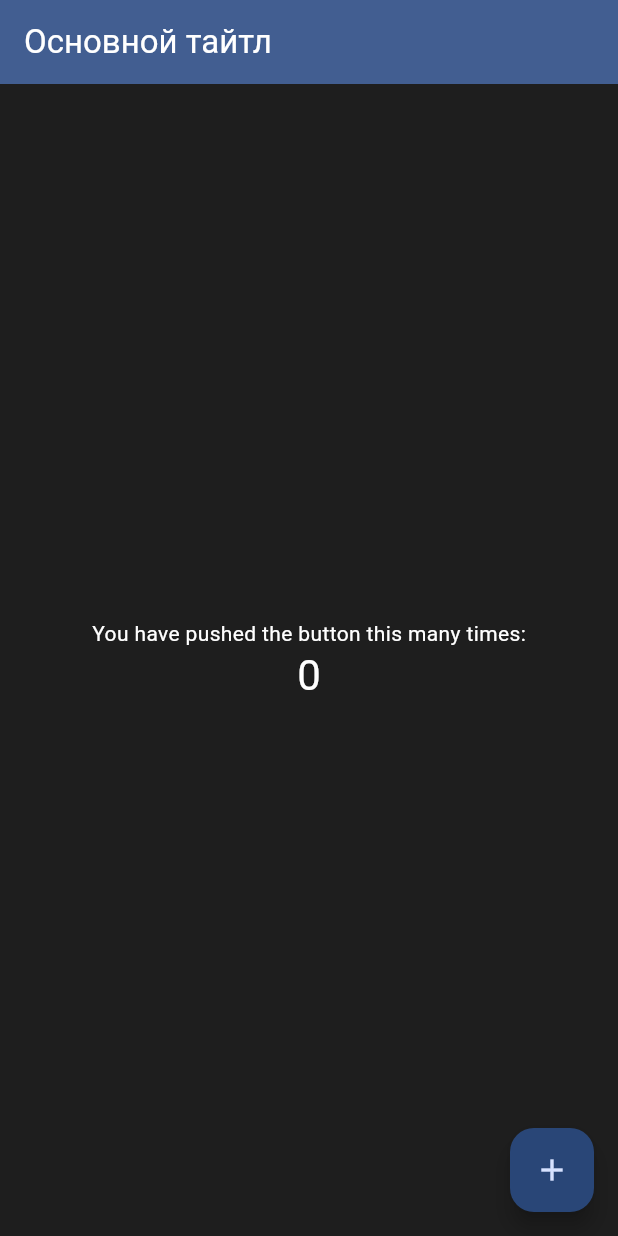
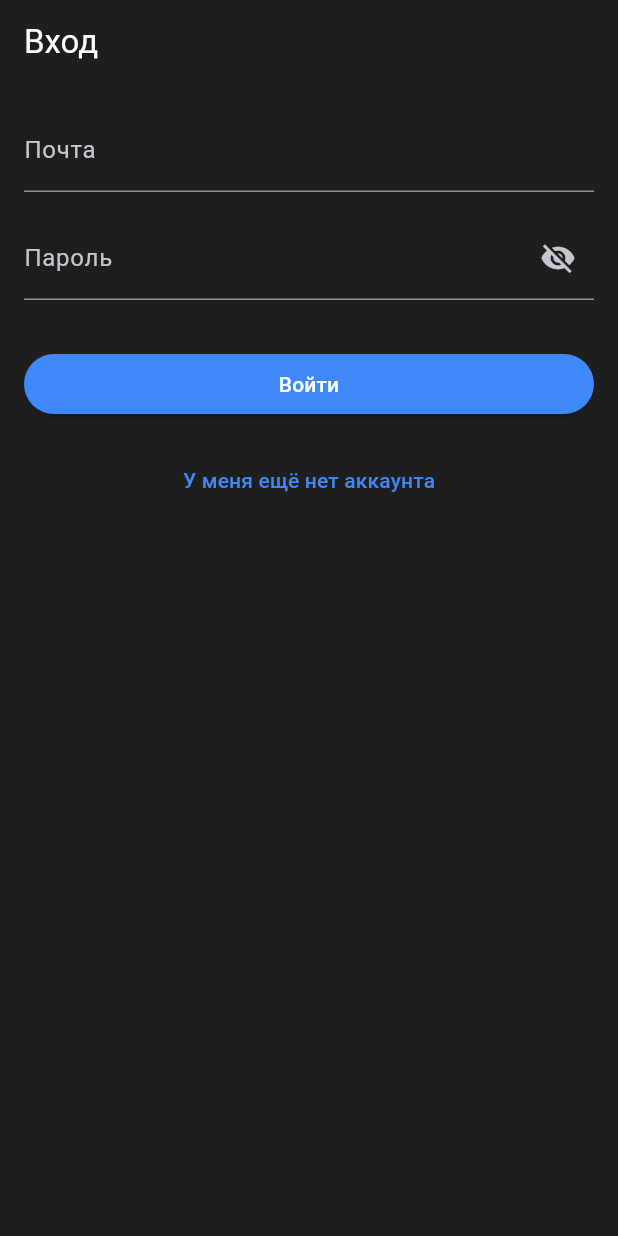
Before and after one commit to cosmy-site/zc_tasks, a Flutter app: the screen it shows after launch, on a phone screen of 412 x 824 dp. Run offline on Flutter 3.47's test engine with Material 3 defaults, Android fonts, the phone set to English and light mode, and no system bars.

Commit message:
Страница входа

```diff
--- a/lib/app/app.dart
+++ b/lib/app/app.dart
@@ -1,6 +1,6 @@
 import 'package:flutter/material.dart';
-import 'package:zc_tasks/pages/may_home_page.dart';
 import 'package:zc_tasks/theme/theme.dart';
+import 'package:zc_tasks/pages/login_page.dart';
 
 void main() {
   runApp(const MyApp());
@@ -15,7 +15,7 @@ class MyApp extends StatelessWidget {
     return MaterialApp(
       title: 'Flutter Demo',
       theme: TasksTheme.darkTheme, // Use light theme
-      home: const MyHomePage(title: 'Основной тайтл'),
+      home: const LoginPage(),
     );
   }
 }
--- /dev/null
+++ b/lib/pages/login_page.dart
@@ -0,0 +1,174 @@
+import 'package:flutter/material.dart';
+import '../theme/theme.dart'; // Импорт файла с темой
+
+class LoginPage extends StatefulWidget {
+  const LoginPage({Key? key}) : super(key: key);
+
+  @override
+  State<LoginPage> createState() => _LoginPageState();
+}
+
+class _LoginPageState extends State<LoginPage> {
+  // Ключ для управления состоянием формы
+  final _formKey = GlobalKey<FormState>();
+  // Контроллеры для текстовых полей
+  final _emailController = TextEditingController();
+  final _passwordController = TextEditingController();
+  final _confirmPasswordController =
+      TextEditingController(); // Контроллер для поля подтверждения пароля
+
+  // Флаг для переключения между режимами входа и регистрации
+  bool _isLoginMode = true;
+
+  // Флаг для показа/скрытия пароля
+  bool _showPassword = false;
+
+  // Освобождение ресурсов контроллеров при выходе из виджета
+  @override
+  void dispose() {
+    _emailController.dispose();
+    _passwordController.dispose();
+    _confirmPasswordController
+        .dispose(); // Освобождение ресурсов контроллера подтверждения пароля
+    super.dispose();
+  }
+
+  @override
+  Widget build(BuildContext context) {
+    return Scaffold(
+      appBar: AppBar(
+        title:
+            Text(_isLoginMode ? 'Вход' : 'Регистрация'), // Заголовок страницы
+      ),
+      body: Padding(
+        padding: const EdgeInsets.all(16.0), // Отступы для содержимого
+        child: Form(
+          key: _formKey, // Ключ для управления формой
+          child: Column(
+            crossAxisAlignment:
+                CrossAxisAlignment.stretch, // Выравнивание по ширине
+            children: [
+              // Поле ввода почты для входа и регистрации
+              TextFormField(
+                controller: _emailController, // Контроллер для поля почты
+                decoration: const InputDecoration(
+                  labelText: 'Почта', // Подсказка для поля
+                ),
+                validator: (value) {
+                  // Валидация поля почты
+                  if (value == null || value.isEmpty) {
+                    return 'Пожалуйста, введите почту'; // Сообщение об ошибке
+                  }
+                  if (!value.contains('@')) {
+                    return 'Некорректный формат почты'; // Сообщение об ошибке
+                  }
+                  return null; // Нет ошибки
+                },
+              ),
+              const SizedBox(height: 16.0), // Отступ между полями
+              TextFormField(
+                controller: _passwordController, // Контроллер для поля пароля
+                obscureText: !_showPassword, // Скрытие текста пароля
+                decoration: InputDecoration(
+                  labelText: 'Пароль', // Подсказка для поля
+                  suffixIcon: IconButton(
+                    onPressed: () {
+                      // Переключение показа/скрытия пароля
+                      setState(() {
+                        _showPassword = !_showPassword;
+                      });
+                    },
+                    icon: Icon(_showPassword
+                        ? Icons.visibility
+                        : Icons.visibility_off), // Иконка для показа/скрытия
+                  ),
+                ),
+                validator: (value) {
+                  // Валидация поля пароля
+                  if (value == null || value.isEmpty) {
+                    return 'Пожалуйста, введите пароль'; // Сообщение об ошибке
+                  }
+                  return null; // Нет ошибки
+                },
+              ),
+              if (!_isLoginMode) // Поле подтверждения пароля только для регистрации
+                const SizedBox(height: 16.0), // Отступ между полями
+              if (!_isLoginMode)
+                TextFormField(
+                  controller:
+                      _confirmPasswordController, // Контроллер для поля подтверждения пароля
+                  obscureText: !_showPassword, // Скрытие текста пароля
+                  decoration: InputDecoration(
+                    labelText: 'Повторите пароль', // Подсказка для поля
+                    suffixIcon: IconButton(
+                      onPressed: () {
+                        // Переключение показа/скрытия пароля
+                        setState(() {
+                          _showPassword = !_showPassword;
+                        });
+                      },
+                      icon: Icon(_showPassword
+                          ? Icons.visibility
+                          : Icons.visibility_off), // Иконка для показа/скрытия
+                    ),
+                  ),
+                  validator: (value) {
+                    // Валидация поля подтверждения пароля
+                    if (value == null || value.isEmpty) {
+                      return 'Пожалуйста, повторите пароль'; // Сообщение об ошибке
+                    }
+                    if (value != _passwordController.text) {
+                      return 'Пароли не совпадают'; // Сообщение об ошибке
+                    }
+                    return null; // Нет ошибки
+                  },
+                ),
+              const SizedBox(height: 32.0), // Отступ перед кнопкой
+              ElevatedButton(
+                style: ElevatedButton.styleFrom(
+                  backgroundColor:
+                      Theme.of(context).colorScheme.primary, // Основной цвет
+                  foregroundColor: Colors.white, // Белый текст
+                ),
+                onPressed: () {
+                  // Обработка нажатия на кнопку "Войти" или "Зарегистрироваться"
+                  if (_formKey.currentState!.validate()) {
+                    // Проверка валидности формы
+                    if (_isLoginMode) {
+                      // Логин
+                      // ...
+                      // Переход на главную страницу
+                      Navigator.pushReplacementNamed(context, '/home');
+                    } else {
+                      // Регистрация
+                      // ...
+                      // Переход на страницу входа
+                      setState(() {
+                        _isLoginMode = true;
+                      });
+                    }
+                  }
+                },
+                child: Text(_isLoginMode
+                    ? 'Войти'
+                    : 'Зарегистрироваться'), // Текст на кнопке
+              ),
+              const SizedBox(height: 16.0), // Отступ перед текстовой кнопкой
+              TextButton(
+                onPressed: () {
+                  // Переключение между режимами входа и регистрации
+                  setState(() {
+                    _isLoginMode = !_isLoginMode;
+                  });
+                },
+                child: Text(_isLoginMode
+                    ? 'У меня ещё нет аккаунта'
+                    : 'Уже есть аккаунт? Войти'), // Текст на кнопке
+              ),
+            ],
+          ),
+        ),
+      ),
+    );
+  }
+}
--- a/pubspec.yaml
+++ b/pubspec.yaml
@@ -45,7 +45,7 @@ dev_dependencies:
   # activated in the `analysis_options.yaml` file located at the root of your
   # package. See that file for information about deactivating specific lint
   # rules and activating additional ones.
-  flutter_lints: ^3.0.0
+  flutter_lints: ^4.0.0
 
 # For information on the generic Dart part of this file, see the
 # following page: https://dart.dev/tools/pub/pubspec
```
Also changed, not shown: pubspec.lock.
